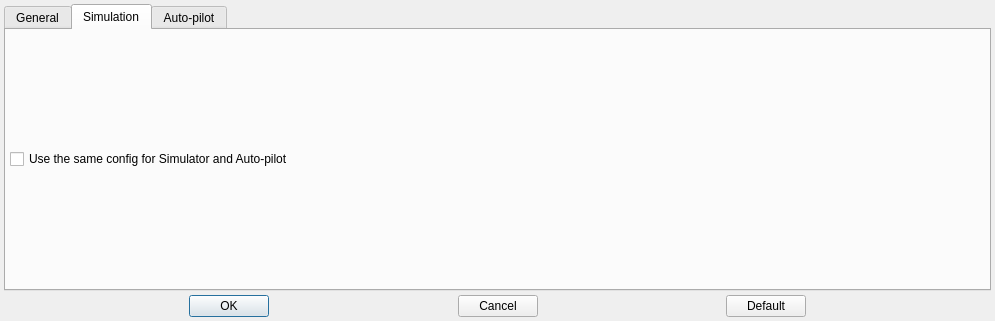
Old version of the form app/src/dialogs/settingsdialog/settingsdialog.ui in the repository Gris87/TInvestor.
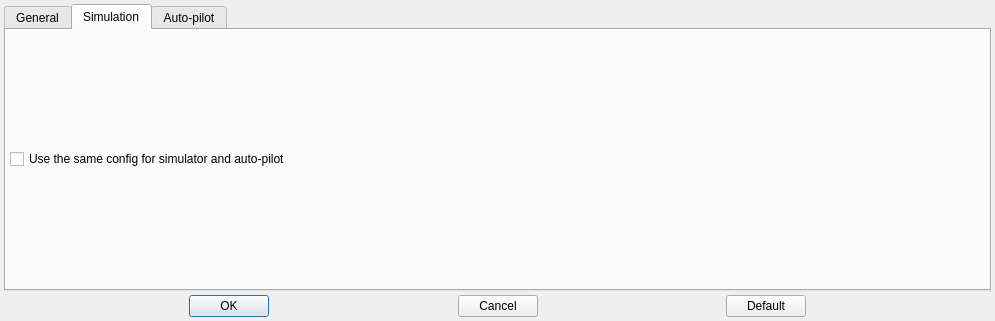
New version of the form. The open tabs and pages were chosen to show the change.

```diff
--- a/app/src/dialogs/settingsdialog/settingsdialog.ui
+++ b/app/src/dialogs/settingsdialog/settingsdialog.ui
@@ -290,7 +290,7 @@
        <item>
         <widget class="QCheckBox" name="simulatorConfigCommonCheckBox">
          <property name="text">
-          <string>Use the same config for Simulator and Auto-pilot</string>
+          <string>Use the same config for simulator and auto-pilot</string>
          </property>
         </widget>
        </item>
```
Left out of the diff: 2 changed lines with no effect on the pictures.
